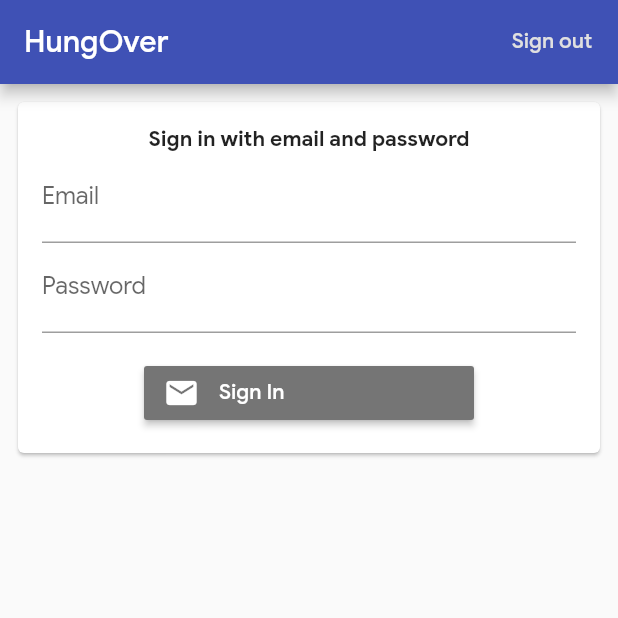
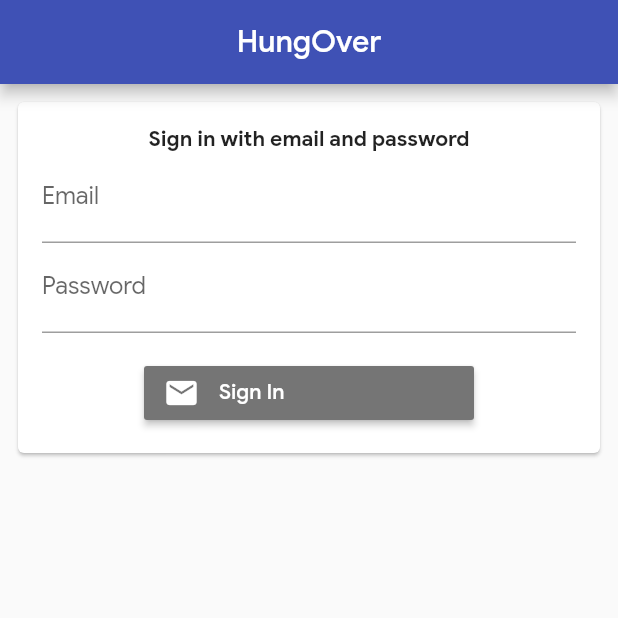
Before and after one commit to cosmo3769/HungOver, a Flutter app: the SignInPage screen opened directly, on a phone screen of 412 x 824 dp, the top half of it. Run offline on Flutter 3.47's test engine with Material 2 defaults, Android fonts, the phone set to English and light mode, and no system bars; our stand-ins replace cloud_firestore, firebase_auth, firebase_core, flutter_local_notifications, flutter_signin_button, google_sign_in and 1 more; missing offline and left inert: geodesy; accounts and stored records are empty.

Commit message:
Update signin_page.dart

```diff
--- a/hungover_flutter_app/lib/authentication/signin_page.dart
+++ b/hungover_flutter_app/lib/authentication/signin_page.dart
@@ -32,31 +32,32 @@ class _SignInPageState extends State<SignInPage> {
     return Scaffold(
       appBar: AppBar(
         title: Text(widget.title),
+        centerTitle: true,
         actions: <Widget>[
 
-          Builder(builder: (BuildContext context) {
-
-            return FlatButton(
-              textColor: Theme.of(context).buttonColor,
-              onPressed: () async {
-                final User user = _auth.currentUser;
-                if (user == null) {
-                  Scaffold.of(context).showSnackBar(const SnackBar(
-                    content: Text('No one has signed in.'),
-                  ));
-                  return;
-                }
-                await _signOut();
-
-                final String uid = user.uid;
-                Scaffold.of(context).showSnackBar(SnackBar(
-                  content: Text('${user.email} has successfully signed out.'),
-                ));
-              },
-              child: const Text('Sign out'),
-            );
-
-          })
+          // Builder(builder: (BuildContext context) {
+          //
+          //   return FlatButton(
+          //     textColor: Theme.of(context).buttonColor,
+          //     onPressed: () async {
+          //       final User user = _auth.currentUser;
+          //       if (user == null) {
+          //         Scaffold.of(context).showSnackBar(const SnackBar(
+          //           content: Text('No one has signed in.'),
+          //         ));
+          //         return;
+          //       }
+          //       await _signOut();
+          //
+          //       final String uid = user.uid;
+          //       Scaffold.of(context).showSnackBar(SnackBar(
+          //         content: Text('${user.email} has successfully signed out.'),
+          //       ));
+          //     },
+          //     child: const Text('Sign out'),
+          //   );
+          //
+          // })
         ],
       ),
       body: Builder(builder: (BuildContext context) {
```
